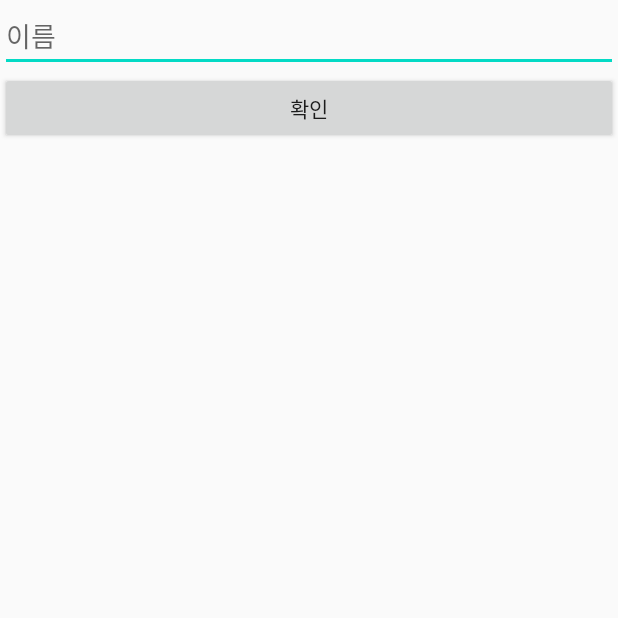
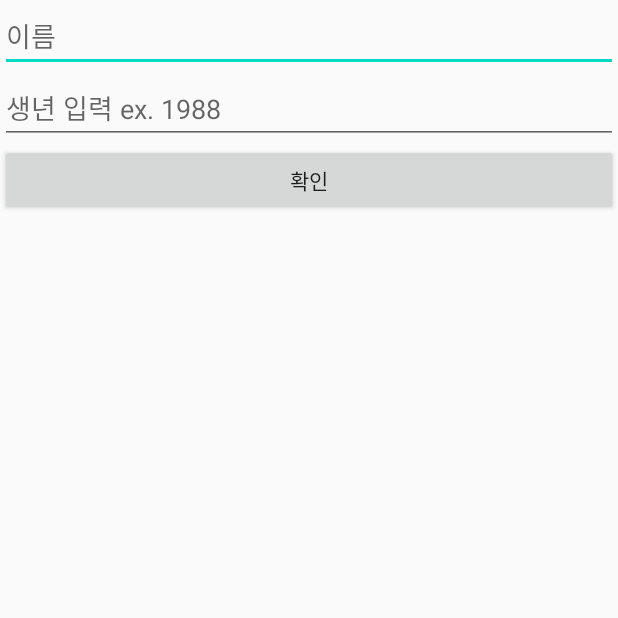
Before and after one commit to RobertHan96/SignupExample_0408, an Android app: the screen it shows after launch (EditNameActivity), on a phone screen of 412 x 824 dp, the top half of it. Run offline under Robolectric (Android 15) with nearby library versions, the phone set to English and light mode, and no system bars.

Commit message:
9th commit : 액티비티간 데이터 전달 예시 추가, 자료형별로 다른 함수 사용법에 유의

```diff
--- a/app/src/main/java/com/nexon/signupexample_0408/EditNameActivity.kt
+++ b/app/src/main/java/com/nexon/signupexample_0408/EditNameActivity.kt
@@ -11,7 +11,12 @@ class EditNameActivity : AppCompatActivity() {
         super.onCreate(savedInstanceState)
         setContentView(R.layout.activity_edit_name)
         getUserName.setOnClickListener {
+            val inputName = name.text.toString()
+            val inputBirthYear = birthYear.text.toString().toInt()
+
             val newIntent = Intent(this, MyPageActivity::class.java)
+            newIntent.putExtra("userName", inputName)
+            newIntent.putExtra("userAge", 2020-inputBirthYear+1)
             startActivity(newIntent)
         }
     }
--- a/app/src/main/java/com/nexon/signupexample_0408/MyPageActivity.kt
+++ b/app/src/main/java/com/nexon/signupexample_0408/MyPageActivity.kt
@@ -2,11 +2,16 @@ package com.nexon.signupexample_0408
 
 import androidx.appcompat.app.AppCompatActivity
 import android.os.Bundle
+import kotlinx.android.synthetic.main.activity_my_page.*
 
 class MyPageActivity : AppCompatActivity() {
 
     override fun onCreate(savedInstanceState: Bundle?) {
         super.onCreate(savedInstanceState)
         setContentView(R.layout.activity_my_page)
+        val name = intent.getStringExtra("userName")
+//       Int형은 null을 대비해서 defaultValue를 하나더 추가해야 값을 가져올 수 있음
+        val age = intent.getIntExtra("userAge", -1)
+        userName.text = "${name} : ${age}세"
     }
 }
--- a/app/src/main/res/layout/activity_edit_name.xml
+++ b/app/src/main/res/layout/activity_edit_name.xml
@@ -8,10 +8,17 @@
     tools:context=".EditNameActivity">
 
     <EditText
+        android:id="@+id/name"
         android:layout_width="match_parent"
         android:layout_height="wrap_content"
         android:hint="이름"/>
 
+    <EditText
+        android:id="@+id/birthYear"
+        android:layout_width="match_parent"
+        android:layout_height="wrap_content"
+        android:inputType="number"
+        android:hint="생년 입력 ex. 1988"/>
     <Button
         android:id="@+id/getUserName"
         android:layout_width="match_parent"
--- a/app/src/main/res/layout/activity_my_page.xml
+++ b/app/src/main/res/layout/activity_my_page.xml
@@ -9,6 +9,7 @@
     tools:context=".MyPageActivity">
 
     <TextView
+        android:id="@+id/userName"
         android:layout_width="wrap_content"
         android:layout_height="wrap_content"
         android:text="내 정보 화면"/>
```
